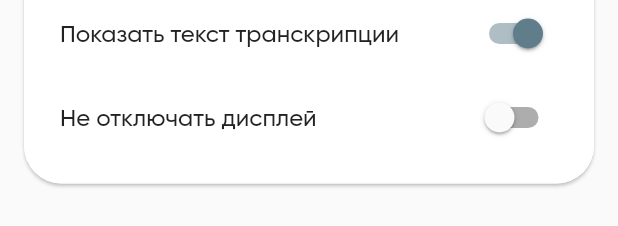
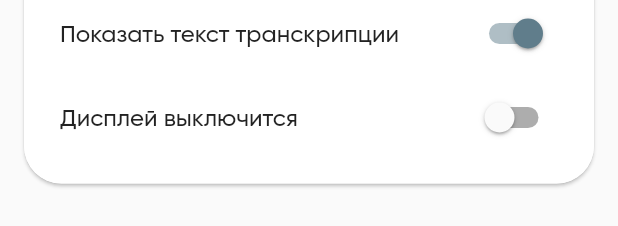
Before and after one commit to JMApps/fortress_of_the_muslim, a Flutter app: the AppSettings widget shown alone on an empty page, opened directly, after a tap on "Показать арабский текст", on a phone screen of 412 x 824 dp. Shown: the part 820-1046 px from the top of the screen. Run offline on Flutter 3.47's test engine with Material 2 defaults, Android fonts, the phone set to English and light mode, and no system bars; our stand-ins replace assets_audio_player, flutter_html, flutter_linkify, percent_indicator, screenshot, scrollable_positioned_list and 4 more; missing offline and left inert: clipboard, draggable_fab, flip_box_bar_plus, o_color_picker; accounts and stored records are empty.

Commit message:
Changed wake lock description

```diff
--- a/lib/widget/app_settings.dart
+++ b/lib/widget/app_settings.dart
@@ -347,8 +347,8 @@ class AppSettings extends StatelessWidget {
                       },
                       activeColor: Colors.blueGrey,
                       title: Text(context.watch<AppSettingsState>().getScreenWakelock
-                      ? 'Отключать дисплей'
-                      : 'Не отключать дисплей')
+                      ? 'Дисплей не выключится'
+                      : 'Дисплей выключится')
                     ),
                   ],
                 ),
```
Also changed, not shown: 1 other file.
